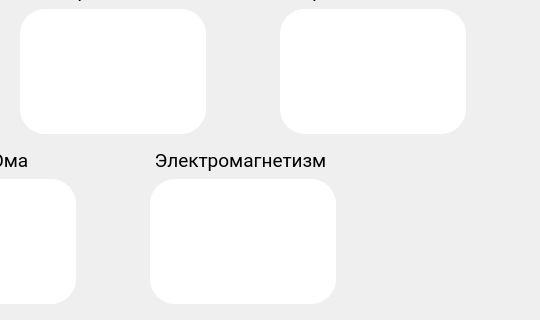
Before: the Qt Designer form ui/app.ui in vemneyy/educational-practice-gui, drawn with Qt 5; both pictures show x 310 to 850 and y 141 to 461 of the 850 by 700 pixel window.
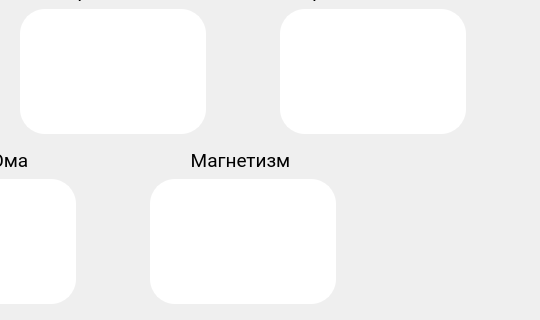
After: the same form once the commit is applied. Icons and pictures are not drawn.

Diff of the .ui file:
```diff
--- a/ui/app.ui
+++ b/ui/app.ui
@@ -53,7 +53,9 @@
     background-color: #f0f0f0; /* цвет фона при наведении, немного темнее */
     border-color: #f0f0f0; /* цвет границы при наведении, немного темнее */
 }
-</string>
+
+QCommandLinkButton{background: transparent;border-color: transparent;}
+QCommandLinkButton:hover {background: transparent;border-color: transparent;}</string>
   </property>
   <property name="documentMode">
    <bool>false</bool>
@@ -260,7 +262,7 @@
      </font>
     </property>
     <property name="text">
-     <string>Электромагнетизм</string>
+     <string>Магнетизм</string>
     </property>
     <property name="alignment">
      <set>Qt::AlignCenter</set>
```
Left out of the diff: 4 changed lines with no effect on the pictures.
